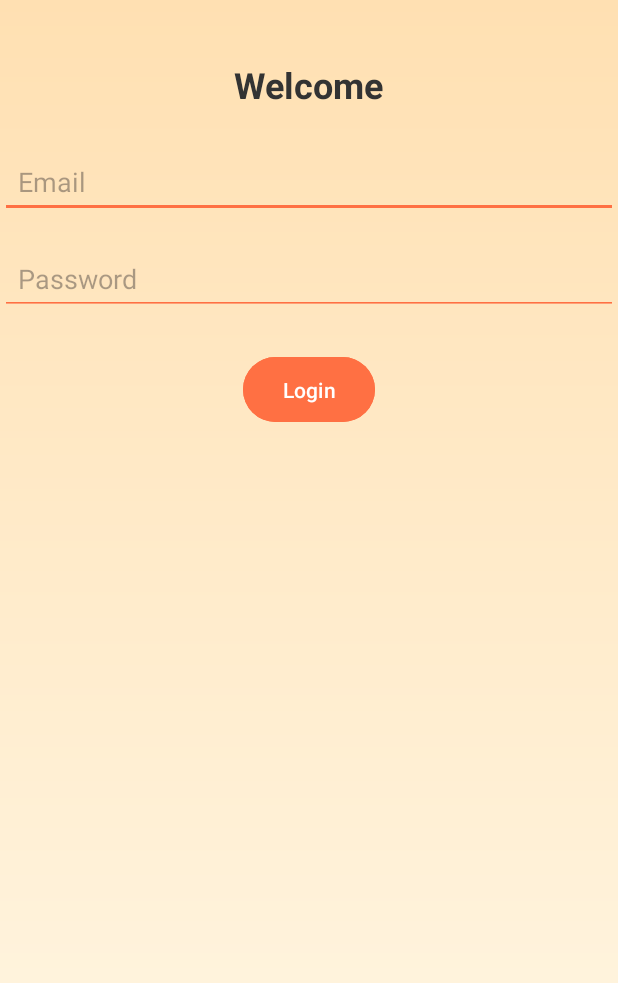
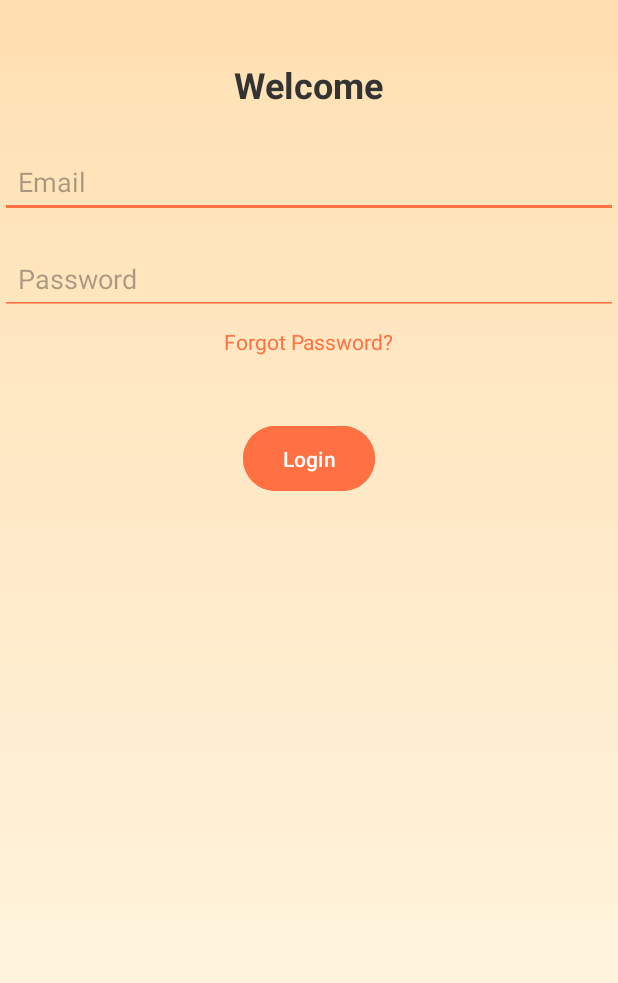
Before and after one commit to devaravindh-ml/dog, an Android app: the screen it shows after launch (MainActivity), on a phone screen of 412 x 824 dp. Shown: the top 983 px of the screen. Run offline under Robolectric (Android 15) with nearby library versions, the phone set to English and light mode, and no system bars.

Commit message:
second commit

```diff
--- a/app/src/main/AndroidManifest.xml
+++ b/app/src/main/AndroidManifest.xml
@@ -12,6 +12,9 @@
         android:supportsRtl="true"
         android:theme="@style/Theme.Dog">
         <activity
+            android:name=".forget_password"
+            android:exported="false" />
+        <activity
             android:name=".MainActivity"
             android:exported="true">
             <intent-filter>
--- a/app/src/main/res/layout/activity_main.xml
+++ b/app/src/main/res/layout/activity_main.xml
@@ -70,14 +70,29 @@
         android:id="@+id/buttonLogin"
         android:layout_width="wrap_content"
         android:layout_height="wrap_content"
-        android:text="Login"
+        android:layout_marginTop="70dp"
         android:backgroundTint="#FF7043"
-        android:textColor="#FFFFFF"
         android:paddingHorizontal="24dp"
         android:paddingVertical="12dp"
+        android:text="Login"
+        android:textColor="#FFFFFF"
+        app:layout_constraintEnd_toEndOf="parent"
+        app:layout_constraintStart_toStartOf="parent"
+        app:layout_constraintTop_toBottomOf="@id/editTextPassword" />
+
+    <TextView
+        android:id="@+id/forgotPasswordText"
+        android:layout_width="wrap_content"
+        android:layout_height="wrap_content"
+        android:text="Forgot Password?"
+        android:textColor="#FF7043"
+        android:textSize="14sp"
+        android:layout_marginTop="8dp"
+        android:clickable="true"
+        android:focusable="true"
         app:layout_constraintTop_toBottomOf="@id/editTextPassword"
-        app:layout_constraintStart_toStartOf="parent"
         app:layout_constraintEnd_toEndOf="parent"
-        android:layout_marginTop="24dp"/>
+        app:layout_constraintStart_toStartOf="parent"/>
+
 
 </androidx.constraintlayout.widget.ConstraintLayout>
```
Also changed, not shown: app/src/main/java/com/example/dog/forget_password.kt (added, +20 -0 lines), app/src/main/res/drawable/bg_gradient_forgot.xml (added, +10 -0 lines), app/src/main/res/layout/activity_forget_password.xml (added, +70 -0 lines).
